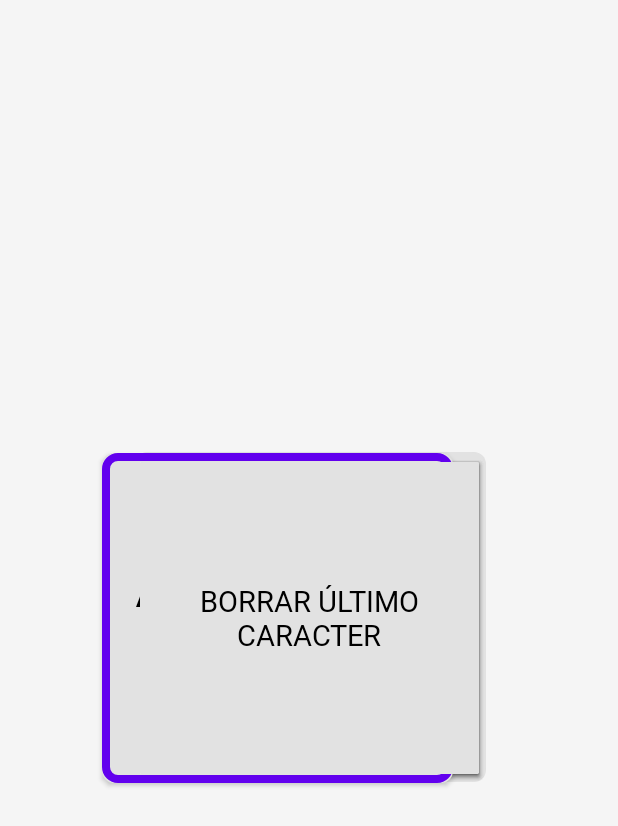
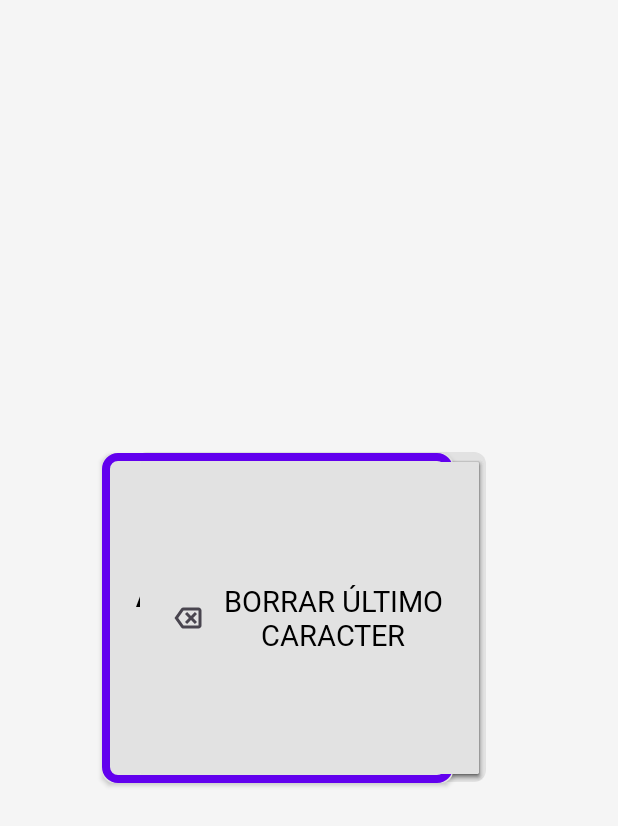
Before and after one commit to lusimoncelli/barco-aac, an Android app: the layout alphanumeric_layout.xml on its own in the app's theme, with its tools: preview values and no code run, on a phone screen of 412 x 824 dp. Shown: the top 826 px of the screen. Run offline under Robolectric (Android 15) with nearby library versions, the phone set to English and light mode, and no system bars.

Commit message:
Add button icons

```diff
--- /dev/null
+++ b/app/src/main/res/drawable/backspace_icon.xml
@@ -0,0 +1,11 @@
+<vector xmlns:android="http://schemas.android.com/apk/res/android"
+    android:width="24dp"
+    android:height="24dp"
+    android:viewportWidth="960"
+    android:viewportHeight="960"
+    android:tint="?attr/colorControlNormal"
+    android:autoMirrored="true">
+  <path
+      android:fillColor="@android:color/white"
+      android:pathData="M360,760Q340,760 322.5,751Q305,742 294,726L120,480L294,234Q305,218 322.5,209Q340,200 360,200L760,200Q793,200 816.5,223.5Q840,247 840,280L840,680Q840,713 816.5,736.5Q793,760 760,760L360,760ZM760,680Q760,680 760,680Q760,680 760,680L760,480L760,280Q760,280 760,280Q760,280 760,280L760,280Q760,280 760,280Q760,280 760,280L760,680Q760,680 760,680Q760,680 760,680L760,680ZM360,680L760,680Q760,680 760,680Q760,680 760,680L760,280Q760,280 760,280Q760,280 760,280L360,280Q360,280 360,280Q360,280 360,280L218,480L360,680Q360,680 360,680Q360,680 360,680ZM456,640L560,536L664,640L720,584L616,480L720,376L664,320L560,424L456,320L400,376L504,480L400,584L456,640Z"/>
+</vector>
--- a/app/src/main/res/drawable/bluetooth_icon.xml
+++ b/app/src/main/res/drawable/bluetooth_icon.xml
@@ -3,7 +3,7 @@
     android:height="24dp"
     android:viewportWidth="960"
     android:viewportHeight="960"
-    android:tint="?attr/colorControlNormal">
+    >
   <path
       android:fillColor="@android:color/white"
       android:pathData="M440,880L440,576L256,760L200,704L424,480L200,256L256,200L440,384L440,80L480,80L708,308L536,480L708,652L480,880L440,880ZM520,384L596,308L520,234L520,384ZM520,726L596,652L520,576L520,726Z"/>
--- /dev/null
+++ b/app/src/main/res/drawable/delete_icon.xml
@@ -0,0 +1,10 @@
+<vector xmlns:android="http://schemas.android.com/apk/res/android"
+    android:width="24dp"
+    android:height="24dp"
+    android:viewportWidth="960"
+    android:viewportHeight="960"
+    android:tint="?attr/colorControlNormal">
+  <path
+      android:fillColor="@android:color/white"
+      android:pathData="M280,840Q247,840 223.5,816.5Q200,793 200,760L200,240L160,240L160,160L360,160L360,120L600,120L600,160L800,160L800,240L760,240L760,760Q760,793 736.5,816.5Q713,840 680,840L280,840ZM680,240L280,240L280,760Q280,760 280,760Q280,760 280,760L680,760Q680,760 680,760Q680,760 680,760L680,240ZM360,680L440,680L440,320L360,320L360,680ZM520,680L600,680L600,320L520,320L520,680ZM280,240L280,240L280,760Q280,760 280,760Q280,760 280,760L280,760Q280,760 280,760Q280,760 280,760L280,240Z"/>
+</vector>
--- /dev/null
+++ b/app/src/main/res/drawable/speech_icon.xml
@@ -0,0 +1,11 @@
+<vector xmlns:android="http://schemas.android.com/apk/res/android"
+    android:width="24dp"
+    android:height="24dp"
+    android:viewportWidth="960"
+    android:viewportHeight="960"
+    android:tint="?attr/colorControlNormal"
+    android:autoMirrored="true">
+  <path
+      android:fillColor="@android:color/white"
+      android:pathData="M160,880Q127,880 103.5,856.5Q80,833 80,800L80,160Q80,127 103.5,103.5Q127,80 160,80L520,80L440,160L160,160Q160,160 160,160Q160,160 160,160L160,800Q160,800 160,800Q160,800 160,800L600,800Q600,800 600,800Q600,800 600,800L600,680L680,680L680,800Q680,833 656.5,856.5Q633,880 600,880L160,880ZM240,720L240,640L520,640L520,720L240,720ZM240,600L240,520L440,520L440,600L240,600ZM600,600L440,440L320,440L320,240L440,240L600,80L600,600ZM680,478L680,202Q716,223 738,259Q760,295 760,340Q760,385 738,421Q716,457 680,478ZM680,650L680,566Q750,541 795,479.5Q840,418 840,340Q840,262 795,200.5Q750,139 680,114L680,30Q784,57 852,142.5Q920,228 920,340Q920,452 852,537.5Q784,623 680,650Z"/>
+</vector>
--- a/app/src/main/res/layout/activity_bluetooth.xml
+++ b/app/src/main/res/layout/activity_bluetooth.xml
@@ -46,8 +46,11 @@
         app:layout_constraintStart_toStartOf="parent"
         app:layout_constraintTop_toTopOf="parent"
         app:title="Conexión Bluetooth"
+
         app:titleTextAppearance="@style/Toolbar.TitleText"
         app:titleTextColor="@android:color/white" />
+
+
 
 
     <RelativeLayout
@@ -74,6 +77,7 @@
         android:fontFamily="@font/montserrat_bold"
         android:text="Conectar"
         android:textColor="@color/white"
+        android:drawableLeft="@drawable/bluetooth_icon"
         app:layout_constraintBottom_toBottomOf="@+id/toolbar"
         app:layout_constraintEnd_toEndOf="@+id/toolbar"
         app:layout_constraintTop_toTopOf="@+id/toolbar" />
--- a/app/src/main/res/layout/activity_log_in.xml
+++ b/app/src/main/res/layout/activity_log_in.xml
@@ -28,6 +28,7 @@
         android:layout_marginStart="68dp"
         android:layout_marginLeft="68dp"
         android:text="Teclados"
+        android:drawableLeft="@drawable/keyboard_icon"
         android:textSize="23sp"
         app:layout_constraintBottom_toBottomOf="parent"
         app:layout_constraintStart_toStartOf="parent"
@@ -46,8 +47,9 @@
         android:layout_marginEnd="88dp"
         android:layout_marginRight="88dp"
         android:text="Configuración"
+        android:drawableLeft="@drawable/config_icon"
         android:enabled='false'
-        android:textSize="20sp"
+        android:textSize="19sp"
         app:layout_constraintBottom_toBottomOf="parent"
         app:layout_constraintEnd_toEndOf="parent"
         app:layout_constraintTop_toTopOf="parent"
--- a/app/src/main/res/layout/alphanumeric_layout.xml
+++ b/app/src/main/res/layout/alphanumeric_layout.xml
@@ -60,6 +60,7 @@
         android:id="@+id/button_read_out_loud"
         style="@style/MyButtonStyle"
         android:text="Leer en voz alta"
+        android:drawableLeft="@drawable/speech_icon"
         app:layout_constraintStart_toStartOf="parent"
         app:layout_constraintEnd_toEndOf="parent"
         app:layout_constraintTop_toTopOf="parent"
@@ -75,6 +76,7 @@
         android:id="@+id/delete_all"
         style="@style/MyButtonStyle"
         android:text="Borrar todo"
+        android:drawableLeft="@drawable/delete_icon"
         app:layout_constraintStart_toStartOf="parent"
         app:layout_constraintEnd_toEndOf="parent"
         app:layout_constraintTop_toTopOf="parent"
@@ -104,6 +106,7 @@
         android:id="@+id/button_delete_last"
         style="@style/MyButtonStyle"
         android:text="Borrar último caracter"
+        android:drawableLeft="@drawable/backspace_icon"
         app:layout_constraintStart_toStartOf="parent"
         app:layout_constraintEnd_toEndOf="parent"
         app:layout_constraintTop_toTopOf="parent"
--- a/app/src/main/res/layout/new_keyboard_layout.xml
+++ b/app/src/main/res/layout/new_keyboard_layout.xml
@@ -60,6 +60,7 @@
         android:id="@+id/button_read_out_loud"
         style="@style/MyButtonStyle"
         android:text="Leer en voz alta"
+        android:drawableLeft="@drawable/speech_icon"
         app:layout_constraintStart_toStartOf="parent"
         app:layout_constraintEnd_toEndOf="parent"
         app:layout_constraintTop_toTopOf="parent"
@@ -75,6 +76,7 @@
         android:id="@+id/delete_all"
         style="@style/MyButtonStyle"
         android:text="Borrar todo"
+        android:drawableLeft="@drawable/delete_icon"
         app:layout_constraintStart_toStartOf="parent"
         app:layout_constraintEnd_toEndOf="parent"
         app:layout_constraintTop_toTopOf="parent"
@@ -104,6 +106,7 @@
         android:id="@+id/button_delete_last"
         style="@style/MyButtonStyle"
         android:text="Borrar último caracter"
+        android:drawableLeft="@drawable/backspace_icon"
         app:layout_constraintStart_toStartOf="parent"
         app:layout_constraintEnd_toEndOf="parent"
         app:layout_constraintTop_toTopOf="parent"
--- a/app/src/main/res/layout/numbers_layout.xml
+++ b/app/src/main/res/layout/numbers_layout.xml
@@ -64,6 +64,7 @@
         style="@style/MyButtonStyle"
         android:id="@+id/button_read_out_loud"
         android:text="Leer en voz alta"
+        android:drawableLeft="@drawable/speech_icon"
         app:layout_constraintBottom_toBottomOf="parent"
         app:layout_constraintEnd_toEndOf="parent"
         app:layout_constraintStart_toStartOf="parent"
@@ -75,6 +76,7 @@
         style="@style/MyButtonStyle"
         android:id="@+id/delete_all"
         android:text="Borrar todo"
+        android:drawableLeft="@drawable/delete_icon"
         app:layout_constraintBottom_toBottomOf="parent"
         app:layout_constraintEnd_toEndOf="parent"
         app:layout_constraintStart_toStartOf="parent"
@@ -100,6 +102,7 @@
         android:id="@+id/button_delete_last"
         style="@style/MyButtonStyle"
         android:text="Borrar último caracter"
+        android:drawableLeft="@drawable/backspace_icon"
         app:layout_constraintStart_toStartOf="parent"
         app:layout_constraintEnd_toEndOf="parent"
         app:layout_constraintTop_toTopOf="parent"
```
Also changed, not shown: app/src/main/res/drawable/config_icon.xml (added, +10 -0 lines), app/src/main/res/drawable/keyboard_icon.xml (added, +10 -0 lines).
